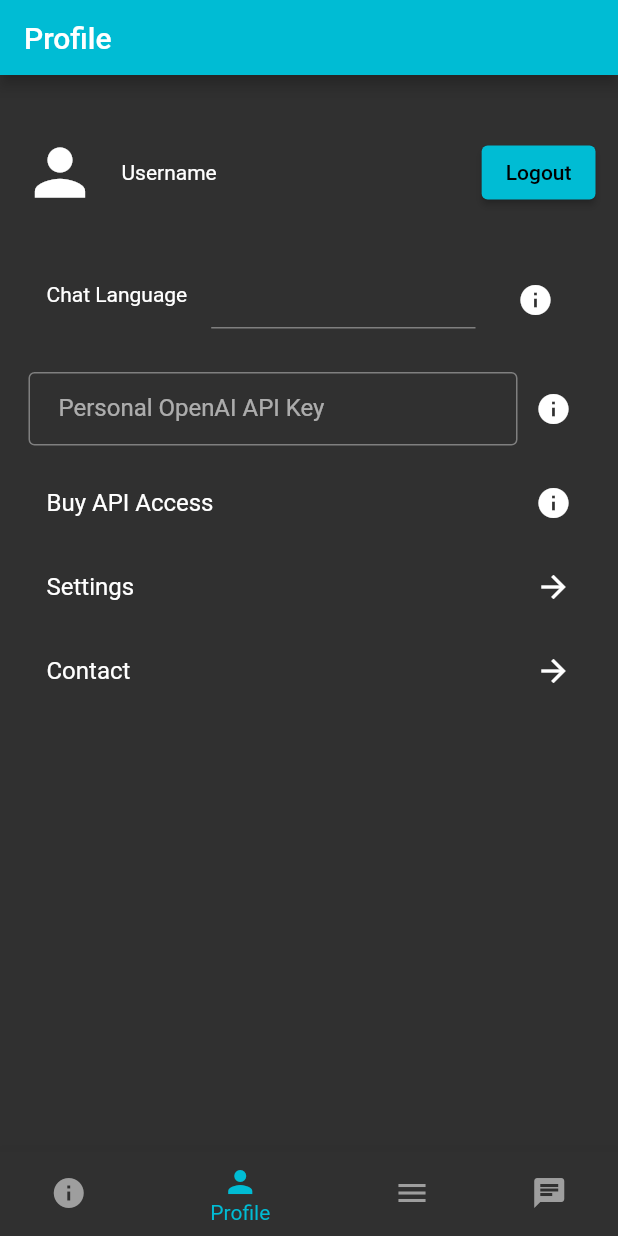
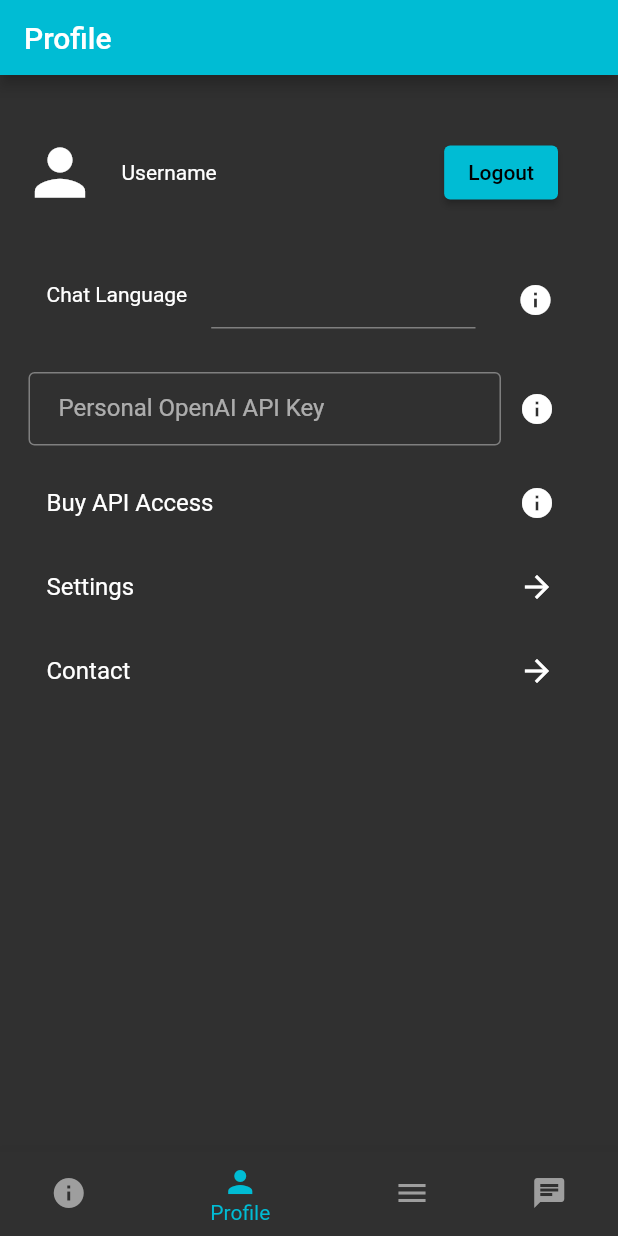
Before and after one commit to JiosHub/KaiwaAI, a Flutter app: the BottomMenuRibbon screen opened directly, item 2 of the bottom bar chosen, on a phone screen of 412 x 824 dp. Run offline on Flutter 3.47's test engine with Material 2 defaults, Android fonts, the phone set to English and light mode, and no system bars; our stand-ins replace flutter_keyboard_visibility; Roboto replaces fonts that are missing (Poppins).

Commit message:
buttons aligned better

```diff
--- a/lib/pages/profile.dart
+++ b/lib/pages/profile.dart
@@ -24,11 +24,13 @@ class _ProfilePageState extends State<ProfilePage> {
               SizedBox(width: 16),
               Text('Username'),
               Spacer(),
-              ElevatedButton(
+              Padding(padding: EdgeInsets.only(right: 25.0),
+                child: ElevatedButton(
                   onPressed: () {
                     // Logout logic here
                   },
                   child: Text('Logout'),
+                ),
               ),
             ],
           ),
@@ -36,8 +38,9 @@ class _ProfilePageState extends State<ProfilePage> {
           ListTile(
             leading: Text("Chat Language"),
             title: Container(
-              width: double.infinity,
-              alignment: Alignment.centerRight,
+
+              //width: double.infinity,
+              //alignment: Alignment.centerRight,
               child: Transform.translate(
                 offset: Offset(0, -5),  // Adjust the y-coordinate as needed
                 child: Autocomplete<String>(
@@ -52,6 +55,7 @@ class _ProfilePageState extends State<ProfilePage> {
                 ),
               ),
             ),
+
             trailing: IconButton(
                 icon: Icon(Icons.info),
                 onPressed: () {
@@ -59,6 +63,32 @@ class _ProfilePageState extends State<ProfilePage> {
                 },
               ),
             ),
+          /*Padding(
+            padding: const EdgeInsets.symmetric(horizontal: 4.0, vertical: 10.0),
+            child: Row(
+              children: [
+                Text("Chat Language"),
+                Container(
+                  child: Autocomplete<String>(
+                    optionsBuilder: (TextEditingValue textEditingValue) {
+                      return ["Option 1", "Option 2"].where((String option) {
+                        return option.contains(textEditingValue.text.toLowerCase());
+                      });
+                    },
+                    onSelected: (String selection) {
+                      print("You selected: " + selection);
+                    },
+                  ),
+                ),
+                IconButton(
+                  icon: Icon(Icons.info),
+                  onPressed: () {
+                    // Info button logic here
+                  },
+                ),
+              ],
+            ),
+          ),*/
           SizedBox(height: 10),
           Padding(
             padding: const EdgeInsets.symmetric(horizontal: 4.0, vertical: 10.0),
@@ -74,31 +104,43 @@ class _ProfilePageState extends State<ProfilePage> {
                     ),
                   ),
                 ),
-                IconButton(
+                Padding(
+                  padding: EdgeInsets.only(right: 11.0),
+                  child: IconButton(
                     icon: Icon(Icons.info),
                     onPressed: () {
                       // Info button logic here
                     },
                   ),
+                ),
               ],
             ),
           ),
           ListTile(
-            trailing: Icon(Icons.info),
+            trailing: Padding(
+              padding: EdgeInsets.only(right: 11.0), // Add some right padding to move the icon
+              child: Icon(Icons.info),
+            ),
             title: Text('Buy API Access'),
             onTap: () {
               // Navigate to contact page
             },
           ),
           ListTile(
-            trailing: Icon(Icons.arrow_forward),
+            trailing: Padding(
+              padding: EdgeInsets.only(right: 11.0), // Add some right padding to move the icon
+              child: Icon(Icons.arrow_forward),
+            ),
             title: Text('Settings'),
             onTap: () {
               // Navigate to settings page
             },
           ),
           ListTile(
-            trailing: Icon(Icons.arrow_forward),
+            trailing: Padding(
+              padding: EdgeInsets.only(right: 11.0), // Add some right padding to move the icon
+              child: Icon(Icons.arrow_forward),
+            ),
             title: Text('Contact'),
             onTap: () {
               // Navigate to contact page
```
Lines whose indentation alone changed are shown as unchanged.
